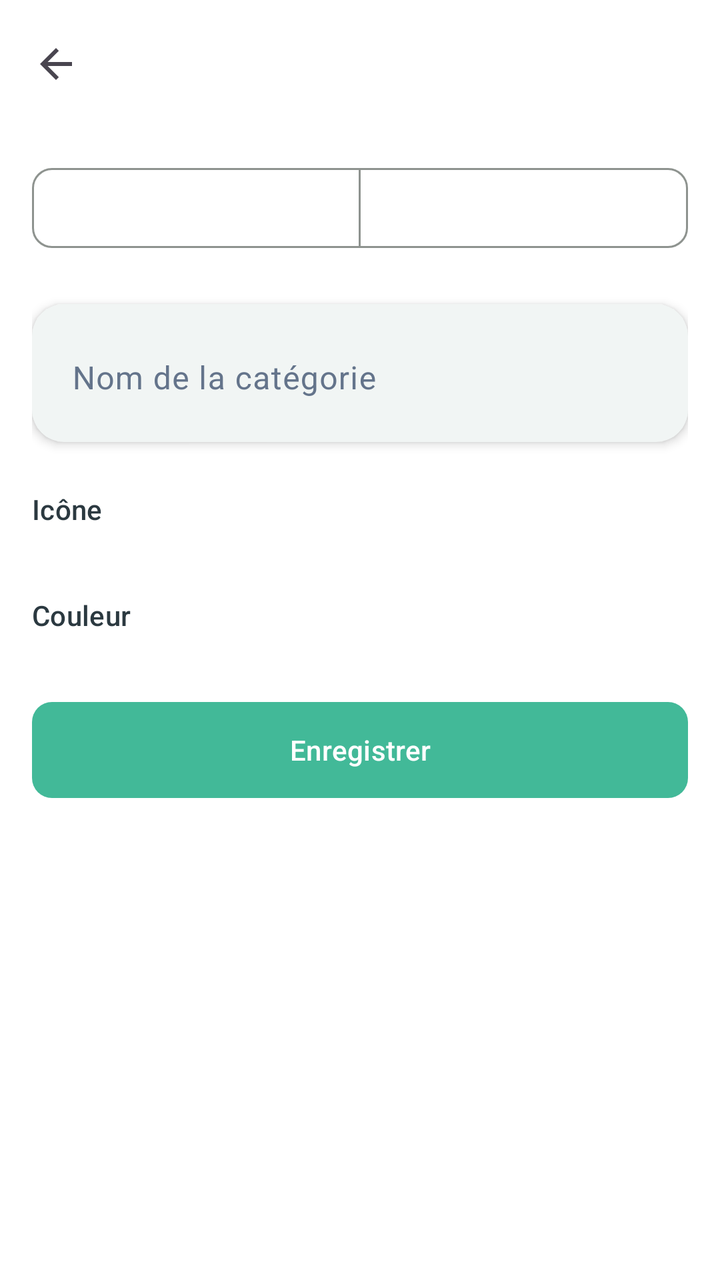
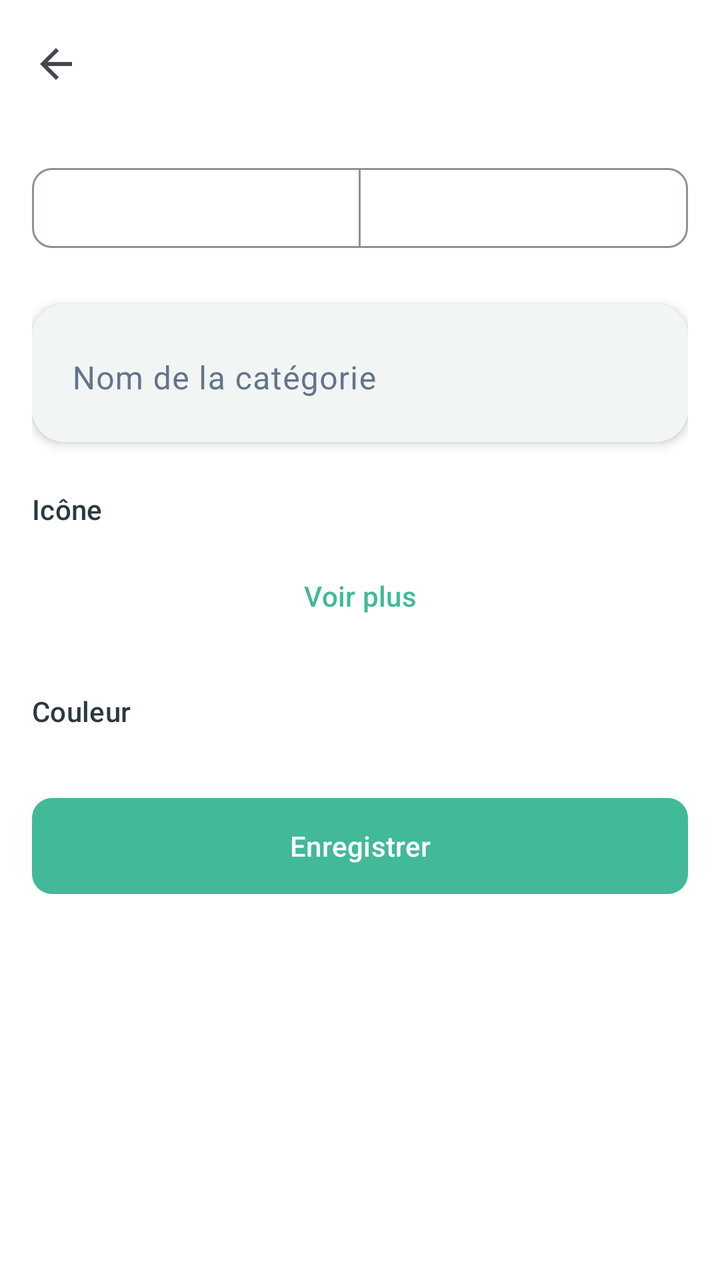

An Android layout rendered at two revisions. The XML below is the earlier revision; the diff shows what the commit changed to produce the second picture.
<!-- AndroidManifest.xml: application theme Theme.Arzikina -->
<!-- res/layout/fragment_category_form.xml -->
<?xml version="1.0" encoding="utf-8"?>
<androidx.constraintlayout.widget.ConstraintLayout xmlns:android="http://schemas.android.com/apk/res/android"
    xmlns:app="http://schemas.android.com/apk/res-auto"
    android:layout_width="match_parent"
    android:layout_height="match_parent"
    android:background="?attr/colorSurface">

    <com.google.android.material.appbar.MaterialToolbar
        android:id="@+id/toolbar"
        android:layout_width="match_parent"
        android:layout_height="?attr/actionBarSize"
        android:background="?attr/colorSurface"
        app:layout_constraintTop_toTopOf="parent"
        app:navigationContentDescription="@string/action_back"
        app:navigationIcon="@drawable/ic_arrow_back_24"
        app:titleTextColor="?attr/colorOnSurface" />

    <androidx.core.widget.NestedScrollView
        android:layout_width="match_parent"
        android:layout_height="0dp"
        android:fillViewport="true"
        app:layout_constraintBottom_toBottomOf="parent"
        app:layout_constraintEnd_toEndOf="parent"
        app:layout_constraintStart_toStartOf="parent"
        app:layout_constraintTop_toBottomOf="@id/toolbar">

        <LinearLayout
            android:layout_width="match_parent"
            android:layout_height="wrap_content"
            android:orientation="vertical"
            android:padding="@dimen/spacing_m">

            <com.google.android.material.button.MaterialButtonToggleGroup
                android:id="@+id/typeGroup"
                android:layout_width="match_parent"
                android:layout_height="wrap_content"
                app:selectionRequired="true"
                app:singleSelection="true">

                <com.google.android.material.button.MaterialButton
                    android:id="@+id/typeExpense"
                    android:textColor="@color/white"
                    app:cornerRadius="10dp"
                    style="?attr/materialButtonOutlinedStyle"
                    android:layout_width="0dp"
                    android:layout_height="wrap_content"
                    android:layout_weight="1"
                    android:checkable="true"
                    android:checked="true"
                    android:text="@string/category_type_expense" />

                <com.google.android.material.button.MaterialButton
                    android:id="@+id/typeIncome"
                    android:textColor="@color/white"
                    app:cornerRadius="10dp"
                    style="?attr/materialButtonOutlinedStyle"
                    android:layout_width="0dp"
                    android:layout_height="wrap_content"
                    android:layout_weight="1"
                    android:checkable="true"
                    android:text="@string/category_type_income" />

            </com.google.android.material.button.MaterialButtonToggleGroup>

            
            <com.google.android.material.card.MaterialCardView
                android:id="@+id/nameCard"
                android:layout_width="match_parent"
                android:layout_height="wrap_content"
                android:layout_marginTop="@dimen/spacing_l"
                android:theme="@style/ThemeOverlay.Arzikina.OnBalanceCard"
                app:cardBackgroundColor="@color/arzikina_postcart_background"
                app:cardCornerRadius="@dimen/corner_radius_medium"
                app:cardElevation="@dimen/elevation_raised">

                <com.google.android.material.textfield.TextInputLayout
                    android:id="@+id/nameLayout"
                    style="@style/Widget.Arzikina.TextInputLayout.OutlinedBox.PostCard"
                    android:layout_width="match_parent"
                    android:layout_height="wrap_content"
                    android:layout_margin="@dimen/spacing_xs"
                    android:hint="@string/category_form_name_label">

                    <com.google.android.material.textfield.TextInputEditText
                        android:id="@+id/nameInput"
                        android:layout_width="match_parent"
                        android:layout_height="wrap_content"
                        android:inputType="text"
                        android:maxLines="1" />

                </com.google.android.material.textfield.TextInputLayout>
            </com.google.android.material.card.MaterialCardView>

            <TextView
                style="@style/TextAppearance.Material3.LabelLarge"
                android:layout_width="wrap_content"
                android:layout_height="wrap_content"
                android:layout_marginTop="@dimen/spacing_l"
                android:text="@string/category_form_icon_label"
                android:textColor="?attr/colorOnSurfaceVariant" />

            <androidx.recyclerview.widget.RecyclerView
                android:id="@+id/iconPicker"
                android:layout_width="match_parent"
                android:layout_height="wrap_content"
                android:layout_marginTop="@dimen/spacing_s"
                android:clipToPadding="false"
                android:nestedScrollingEnabled="false"
                android:overScrollMode="never" />

            <TextView
                style="@style/TextAppearance.Material3.LabelLarge"
                android:layout_width="wrap_content"
                android:layout_height="wrap_content"
                android:layout_marginTop="@dimen/spacing_l"
                android:text="@string/category_form_color_label"
                android:textColor="?attr/colorOnSurfaceVariant" />

            <androidx.recyclerview.widget.RecyclerView
                android:id="@+id/colorPicker"
                android:layout_width="match_parent"
                android:layout_height="wrap_content"
                android:layout_marginTop="@dimen/spacing_s"
                android:clipToPadding="false"
                android:orientation="horizontal"
                android:overScrollMode="never" />

            <com.google.android.material.button.MaterialButton
                android:id="@+id/saveButton"
                android:textColor="@color/white"
                android:background="@drawable/forme_radius_10dp"
                android:layout_width="match_parent"
                android:layout_height="wrap_content"
                android:layout_marginTop="@dimen/spacing_l"
                android:text="@string/action_save" />

        </LinearLayout>

    </androidx.core.widget.NestedScrollView>

</androidx.constraintlayout.widget.ConstraintLayout>
<!-- resources referenced by this layout -->
<resources>
  <color name="arzikina_postcart_background">#FFF1F5F4</color>
  <color name="white">#FFFFFFFF</color>
  <dimen name="corner_radius_medium">16dp</dimen>
  <dimen name="elevation_raised">3dp</dimen>
  <dimen name="spacing_l">24dp</dimen>
  <dimen name="spacing_m">16dp</dimen>
  <dimen name="spacing_s">10dp</dimen>
  <dimen name="spacing_xs">4dp</dimen>
  <string name="action_back">Retour</string>
  <string name="action_save">Enregistrer</string>
  <string name="category_form_color_label">Couleur</string>
  <string name="category_form_icon_label">Icône</string>
  <string name="category_form_name_label">Nom de la catégorie</string>
  <string name="category_type_expense">Dépense</string>
  <string name="category_type_income">Revenu</string>
  <color name="arzikina_background">#FFFFFFFF</color>
  <color name="arzikina_on_balance_card">#FF2B3940</color>
  <color name="arzikina_on_balance_card_variant">#FF64748B</color>
  <color name="arzikina_primary">#42B998</color>
  <color name="arzikina_on_primary">#FFFFFFFF</color>
  <color name="arzikina_primary_container">#42B998</color>
  <color name="arzikina_on_primary_container">#FFFFFFFF</color>
  <color name="arzikina_secondary">#42B998</color>
  <color name="arzikina_on_secondary">#FFFFFFFF</color>
  <color name="arzikina_secondary_container">#42B998</color>
  <color name="arzikina_on_secondary_container">#FFFFFFFF</color>
  <color name="arzikina_tertiary">#42B998</color>
  <color name="arzikina_on_tertiary">#FFFFFFFF</color>
  <color name="arzikina_on_background">#2B3940</color>
  <color name="arzikina_surface">#FFFFFFFF</color>
  <color name="arzikina_on_surface">#2B3940</color>
  <color name="arzikina_surface_variant">#FFF5F7F6</color>
  <color name="arzikina_on_surface_variant">#2B3940</color>
  <color name="arzikina_outline">#FF8E938F</color>
  <color name="arzikina_error">#FFBA1A1A</color>
  <color name="arzikina_on_error">#FFFFFFFF</color>
  <color name="arzikina_error_container">#FFFFDAD6</color>
  <color name="arzikina_on_error_container">#FF410002</color>
  <style name="ShapeAppearance.Arzikina.ExtraSmall" parent="ShapeAppearance.Material3.Corner.ExtraSmall">
          <item name="cornerSize">@dimen/corner_radius_extra_small</item>
      </style>
  <style name="ShapeAppearance.Arzikina.Small" parent="ShapeAppearance.Material3.Corner.Small">
          <item name="cornerSize">@dimen/corner_radius_small</item>
      </style>
  <style name="ShapeAppearance.Arzikina.Medium" parent="ShapeAppearance.Material3.Corner.Medium">
          <item name="cornerSize">@dimen/corner_radius_medium</item>
      </style>
  <style name="ShapeAppearance.Arzikina.Large" parent="ShapeAppearance.Material3.Corner.Large">
          <item name="cornerSize">@dimen/corner_radius_large</item>
      </style>
  <style name="ShapeAppearance.Arzikina.ExtraLarge" parent="ShapeAppearance.Material3.Corner.ExtraLarge">
          <item name="cornerSize">@dimen/corner_radius_extra_large</item>
      </style>
  <style name="Widget.Arzikina.CardView" parent="Widget.Material3.CardView.Elevated">
          <item name="strokeWidth">0dp</item>
      </style>
  <style name="Widget.Arzikina.Button" parent="Widget.Material3.Button">
          <item name="shapeAppearance">@style/ShapeAppearance.Arzikina.Button</item>
      </style>
  <style name="Widget.Arzikina.Button.Outlined" parent="Widget.Material3.Button.OutlinedButton">
          <item name="shapeAppearance">@style/ShapeAppearance.Arzikina.Button</item>
      </style>
  <dimen name="corner_radius_extra_small">8dp</dimen>
  <dimen name="corner_radius_small">12dp</dimen>
  <dimen name="corner_radius_large">10dp</dimen>
  <dimen name="corner_radius_extra_large">10dp</dimen>
  <dimen name="corner_radius_button">10dp</dimen>
  <!-- unchanged entries left out for length: 6 -->
</resources>

<!-- the commit's change to res/layout/fragment_category_form.xml (unified diff, before → after) -->
@@ -108,6 +108,14 @@
                 android:nestedScrollingEnabled="false"
                 android:overScrollMode="never" />
 
+            <com.google.android.material.button.MaterialButton
+                android:id="@+id/iconToggleButton"
+                style="@style/Widget.Material3.Button.TextButton"
+                android:layout_width="wrap_content"
+                android:layout_height="wrap_content"
+                android:layout_gravity="center_horizontal"
+                android:text="@string/category_form_icons_more" />
+
             <TextView
                 style="@style/TextAppearance.Material3.LabelLarge"
                 android:layout_width="wrap_content"
<!-- resource entries referenced after the edit -->
@@ -12,6 +12,7 @@
   <string name="action_save">Enregistrer</string>
   <string name="category_form_color_label">Couleur</string>
   <string name="category_form_icon_label">Icône</string>
+  <string name="category_form_icons_more">Voir plus</string>
   <string name="category_form_name_label">Nom de la catégorie</string>
   <string name="category_type_expense">Dépense</string>
   <string name="category_type_income">Revenu</string>
